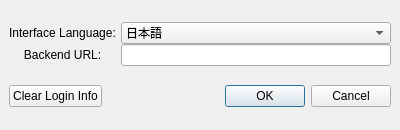
Before: the Qt Designer form client/ui/Options.ui in erikku/frosty, drawn with Qt 5.
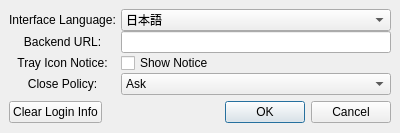
After: the same form once the commit is applied.

The edit to the form file:
```diff
--- a/client/ui/Options.ui
+++ b/client/ui/Options.ui
@@ -1,26 +1,17 @@
 <ui version="4.0" >
  <author>John Eric Martin &lt;john.eric.martin@gmail.com></author>
  <class>Options</class>
- <widget class="QWidget" name="Options" >
-  <property name="geometry" >
+ <widget class="QWidget" name="Options">
+  <property name="geometry">
    <rect>
     <x>0</x>
     <y>0</y>
     <width>400</width>
-    <height>130</height>
+    <height>133</height>
    </rect>
   </property>
-  <layout class="QVBoxLayout" >
-   <property name="leftMargin" >
-    <number>9</number>
-   </property>
-   <property name="topMargin" >
-    <number>9</number>
-   </property>
-   <property name="rightMargin" >
-    <number>9</number>
-   </property>
-   <property name="bottomMargin" >
+  <layout class="QVBoxLayout">
+   <property name="margin">
     <number>9</number>
    </property>
    <item>
@@ -71,8 +62,54 @@
        </item>
       </widget>
      </item>
-     <item row="1" column="1" >
-      <widget class="QLineEdit" name="backendUrl" />
+     <item row="1" column="1">
+      <widget class="QLineEdit" name="backendUrl"/>
+     </item>
+     <item row="2" column="1">
+      <widget class="QCheckBox" name="trayNotice">
+       <property name="text">
+        <string>Show Notice</string>
+       </property>
+      </widget>
+     </item>
+     <item row="2" column="0">
+      <widget class="QLabel" name="trayNoticeLabel">
+       <property name="text">
+        <string>Tray Icon Notice:</string>
+       </property>
+       <property name="alignment">
+        <set>Qt::AlignCenter</set>
+       </property>
+      </widget>
+     </item>
+     <item row="3" column="0">
+      <widget class="QLabel" name="closePolicyLabel">
+       <property name="text">
+        <string>Close Policy:</string>
+       </property>
+       <property name="alignment">
+        <set>Qt::AlignCenter</set>
+       </property>
+      </widget>
+     </item>
+     <item row="3" column="1">
+      <widget class="QComboBox" name="closePolicy">
+       <item>
+        <property name="text">
+         <string>Ask</string>
+        </property>
+       </item>
+       <item>
+        <property name="text">
+         <string>Close</string>
+        </property>
+       </item>
+       <item>
+        <property name="text">
+         <string>Quit</string>
+        </property>
+       </item>
+      </widget>
      </item>
     </layout>
    </item>
@@ -99,9 +136,9 @@
       </spacer>
      </item>
      <item>
-      <widget class="QDialogButtonBox" name="buttonBox" >
-       <property name="standardButtons" >
-        <set>QDialogButtonBox::Cancel|QDialogButtonBox::NoButton|QDialogButtonBox::Ok</set>
+      <widget class="QDialogButtonBox" name="buttonBox">
+       <property name="standardButtons">
+        <set>QDialogButtonBox::Cancel|QDialogButtonBox::Ok</set>
        </property>
       </widget>
      </item>
```
Left out of the diff: 50 changed lines with no effect on the pictures.
